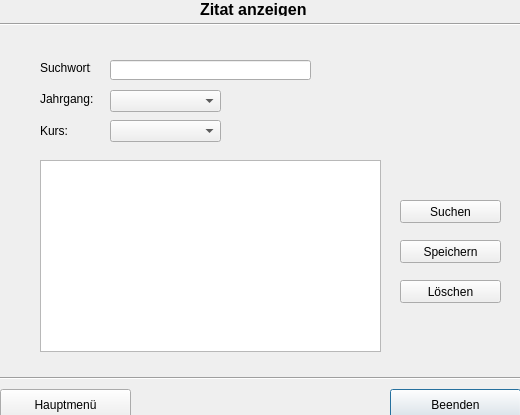
Old version of the form ZitatErfassung/frmzitatverwalten.ui in the repository TrialAnd404/MyRepo.
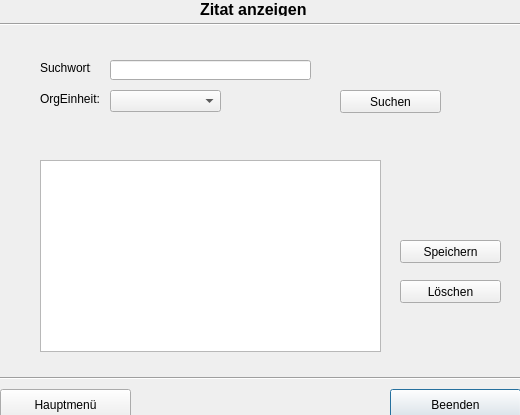
New version of the form.

The edit to the form file:
```diff
--- a/ZitatErfassung/frmzitatverwalten.ui
+++ b/ZitatErfassung/frmzitatverwalten.ui
@@ -101,20 +101,7 @@
     </rect>
    </property>
    <property name="text">
-    <string>Jahrgang:</string>
-   </property>
-  </widget>
-  <widget class="QLabel" name="label_3">
-   <property name="geometry">
-    <rect>
-     <x>40</x>
-     <y>124</y>
-     <width>46</width>
-     <height>13</height>
-    </rect>
-   </property>
-   <property name="text">
-    <string>Kurs:</string>
+    <string>OrgEinheit:</string>
    </property>
   </widget>
   <widget class="QLineEdit" name="ldtSuchwort">
@@ -137,16 +124,6 @@
     </rect>
    </property>
   </widget>
-  <widget class="QComboBox" name="cmbKurs">
-   <property name="geometry">
-    <rect>
-     <x>110</x>
-     <y>120</y>
-     <width>111</width>
-     <height>22</height>
-    </rect>
-   </property>
-  </widget>
   <widget class="QListWidget" name="lwAnzeigen">
    <property name="geometry">
     <rect>
@@ -160,8 +137,8 @@
   <widget class="QPushButton" name="pbSuchen">
    <property name="geometry">
     <rect>
-     <x>400</x>
-     <y>200</y>
+     <x>340</x>
+     <y>90</y>
      <width>101</width>
      <height>23</height>
     </rect>
```
